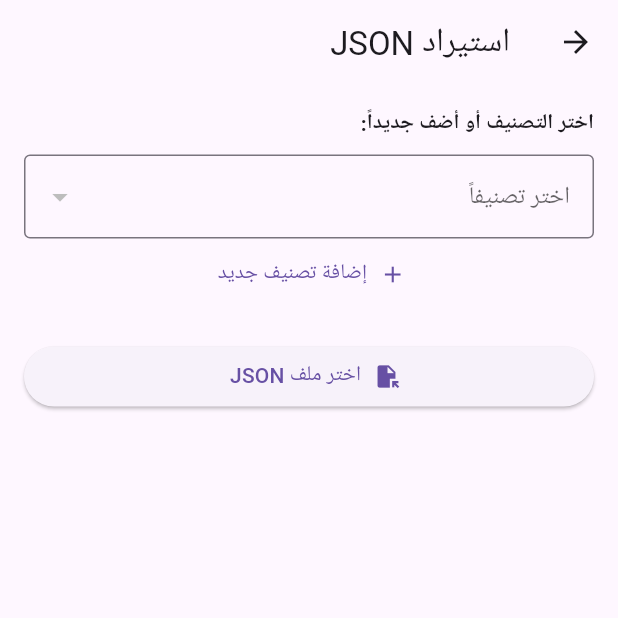
After one commit to palguy/My-Memory, a Flutter app: the screen it shows after launch, in the side drawer, after a tap on "استيراد ملف JSON", on a phone screen of 412 x 824 dp, the top half of it. The commit adds this screen. Run offline on Flutter 3.47's test engine with Material 3 defaults, Android fonts, the phone set to English and light mode, and no system bars; our stand-ins replace file_picker, google_sign_in, hive, hive_flutter, image_picker; missing offline and left inert: googleapis; accounts and stored records are empty.

Commit message:
6 commit add jason file

```diff
--- a/lib/pages/add_info_screen.dart
+++ b/lib/pages/add_info_screen.dart
@@ -69,7 +69,10 @@ class _AddInfoScreenState extends State<AddInfoScreen> {
             ),
             content: TextField(
               controller: newCategoryController,
-              decoration: const InputDecoration(hintText: 'اسم التصنيف'),
+              decoration: const InputDecoration(
+                hintText: 'اسم التصنيف',
+                hintTextDirection: TextDirection.rtl,
+              ),
               textDirection: TextDirection.rtl,
             ),
             actions: [
--- a/lib/pages/home_screen.dart
+++ b/lib/pages/home_screen.dart
@@ -1,6 +1,7 @@
 import 'package:flutter/material.dart';
 import 'package:my_memory/models/backup_to_drive.dart';
 import 'package:my_memory/models/restore_from_drive.dart';
+import 'package:my_memory/pages/import_json_screen.dart';
 
 class HomeScreen extends StatelessWidget {
   const HomeScreen({super.key});
@@ -41,11 +42,15 @@ class HomeScreen extends StatelessWidget {
         child: Column(
           children: [
             DrawerHeader(
-              child: Image.asset(
-                'lib/images/my_memory_nav.png',
-                fit: BoxFit.cover,
+              child: CircleAvatar(
+                radius: 100,
+                backgroundImage: AssetImage(
+                  'assets/images/my_memory.png',
+                  //fit: BoxFit.cover,
+                ),
               ),
             ),
+            SizedBox(height: 25),
             ListTile(
               leading: const Icon(Icons.home, color: Colors.white),
               title: const Text(
@@ -57,7 +62,7 @@ class HomeScreen extends StatelessWidget {
             ListTile(
               leading: const Icon(Icons.backup, color: Colors.white),
               title: const Text(
-                'نسخة احتياطية على Drive',
+                'نسخة احتياطية Drive',
                 style: TextStyle(color: Colors.white),
               ),
               onTap: () async {
@@ -90,6 +95,22 @@ class HomeScreen extends StatelessWidget {
                 }
               },
             ),
+
+            ListTile(
+              leading: const Icon(Icons.file_upload, color: Colors.white),
+              title: const Text(
+                'استيراد ملف JSON',
+                style: TextStyle(color: Colors.white),
+              ),
+              onTap: () {
+                Navigator.push(
+                  context,
+                  MaterialPageRoute(
+                    builder: (context) => const ImportJsonScreen(),
+                  ),
+                );
+              },
+            ),
             const Spacer(),
             Padding(
               padding: const EdgeInsets.only(left: 25, bottom: 25),
--- /dev/null
+++ b/lib/pages/import_json_screen.dart
@@ -0,0 +1,182 @@
+import 'dart:convert';
+import 'dart:io';
+
+import 'package:file_picker/file_picker.dart';
+import 'package:flutter/material.dart';
+import 'package:hive/hive.dart';
+import 'package:my_memory/pages/preview_import_screen.dart';
+
+import '../models/memory_item.dart';
+
+class ImportJsonScreen extends StatefulWidget {
+  const ImportJsonScreen({super.key});
+
+  @override
+  State<ImportJsonScreen> createState() => _ImportJsonScreenState();
+}
+
+class _ImportJsonScreenState extends State<ImportJsonScreen> {
+  List<Map<String, dynamic>> _tempItems = [];
+  String? _selectedCategory;
+  final TextEditingController _newCategoryController = TextEditingController();
+  bool _isAddingNewCategory = false;
+
+  List<String> _getExistingCategories() {
+    final box = Hive.box<MemoryItem>('memoryBox');
+    return box.values.map((e) => e.category).toSet().toList();
+  }
+
+  void _pickJsonFile() async {
+    final picked = await FilePicker.platform.pickFiles(
+      type: FileType.custom,
+      allowedExtensions: ['json'],
+    );
+    if (picked != null && picked.files.single.path != null) {
+      final file = File(picked.files.single.path!);
+      final content = await file.readAsString();
+      try {
+        final jsonData = jsonDecode(content);
+        if (jsonData is List) {
+          setState(() {
+            _tempItems = jsonData.cast<Map<String, dynamic>>();
+          });
+        } else {
+          ScaffoldMessenger.of(context).showSnackBar(
+            const SnackBar(
+              content: Text('ملف JSON غير صالح: يجب أن يكون قائمة.'),
+            ),
+          );
+        }
+      } catch (e) {
+        ScaffoldMessenger.of(
+          context,
+        ).showSnackBar(SnackBar(content: Text('خطأ في تحليل JSON: $e')));
+      }
+    }
+  }
+
+  void _goToPreview() async {
+    // Make this async
+    final category =
+        _isAddingNewCategory
+            ? _newCategoryController.text.trim()
+            : _selectedCategory;
+
+    if (category == null || category.isEmpty) {
+      ScaffoldMessenger.of(context).showSnackBar(
+        const SnackBar(content: Text('يرجى إدخال أو اختيار التصنيف')),
+      );
+      return;
+    }
+
+    // Await the result from PreviewImportScreen
+    final importedItems = await Navigator.push(
+      context,
+      MaterialPageRoute(
+        builder:
+            (_) => PreviewImportScreen(items: _tempItems, category: category!),
+      ),
+    );
+
+    // After returning from PreviewImportScreen
+    if (importedItems != null && importedItems is List<MemoryItem>) {
+      // If you want to clear the previewed items after successful import, uncomment this:
+      // setState(() {
+      //   _tempItems = [];
+      //   _selectedCategory = null;
+      //   _newCategoryController.clear();
+      //   _isAddingNewCategory = false;
+      // });
+
+      // Or, if you want to update _tempItems with the local paths for some reason:
+      // This part is mostly for demonstration; typically you'd navigate away or
+      // clear the preview state after a successful import.
+      // setState(() {
+      //   _tempItems = importedItems.map((item) => item.toJson()).toList(); // Convert MemoryItem back to Map if needed
+      // });
+    }
+  }
+
+  @override
+  Widget build(BuildContext context) {
+    final categories = _getExistingCategories();
+
+    return Directionality(
+      textDirection: TextDirection.rtl,
+      child: Scaffold(
+        appBar: AppBar(title: const Text('استيراد JSON')),
+        body: Padding(
+          padding: const EdgeInsets.all(16),
+          child: Column(
+            crossAxisAlignment: CrossAxisAlignment.stretch,
+            children: [
+              const Text(
+                'اختر التصنيف أو أضف جديداً:',
+                style: TextStyle(fontWeight: FontWeight.bold),
+              ),
+              const SizedBox(height: 10),
+              if (!_isAddingNewCategory)
+                DropdownButtonFormField<String>(
+                  decoration: const InputDecoration(
+                    border: OutlineInputBorder(),
+                  ),
+                  value: _selectedCategory,
+                  hint: const Text('اختر تصنيفاً'),
+                  items:
+                      categories.map((cat) {
+                        return DropdownMenuItem(value: cat, child: Text(cat));
+                      }).toList(),
+                  onChanged: (value) {
+                    setState(() {
+                      _selectedCategory = value;
+                    });
+                  },
+                ),
+              if (_isAddingNewCategory)
+                TextField(
+                  controller: _newCategoryController,
+                  decoration: const InputDecoration(
+                    labelText: 'اسم التصنيف الجديد',
+                    border: OutlineInputBorder(),
+                  ),
+                ),
+              TextButton.icon(
+                icon: Icon(
+                  _isAddingNewCategory ? Icons.arrow_drop_down : Icons.add,
+                ),
+                label: Text(
+                  _isAddingNewCategory
+                      ? 'اختر من التصنيفات'
+                      : 'إضافة تصنيف جديد',
+                ),
+                onPressed: () {
+                  setState(() {
+                    _isAddingNewCategory = !_isAddingNewCategory;
+                    if (!_isAddingNewCategory) {
+                      _newCategoryController.clear();
+                    } else {
+                      _selectedCategory = null;
+                    }
+                  });
+                },
+              ),
+              const SizedBox(height: 20),
+              ElevatedButton.icon(
+                icon: const Icon(Icons.file_open),
+                label: const Text('اختر ملف JSON'),
+                onPressed: _pickJsonFile,
+              ),
+              const SizedBox(height: 16),
+              if (_tempItems.isNotEmpty)
+                ElevatedButton.icon(
+                  icon: const Icon(Icons.preview),
+                  label: const Text('معاينة البيانات'),
+                  onPressed: _goToPreview,
+                ),
+            ],
+          ),
+        ),
+      ),
+    );
+  }
+}
--- a/pubspec.yaml
+++ b/pubspec.yaml
@@ -36,11 +36,13 @@ dependencies:
   cupertino_icons: ^1.0.8
   hive_flutter: ^1.1.0
   image_picker: ^1.1.2
+  file_picker: ^10.2.0
   hive_generator: ^2.0.1
   google_sign_in: ^6.2.1
   googleapis: ^11.4.0
   http: ^0.13.6
   path: ^1.9.0
+  uuid: ^4.5.1
 
 dev_dependencies:
   path_provider: ^2.1.5
@@ -68,7 +70,7 @@ flutter:
 
   # To add assets to your application, add an assets section, like this:
   assets:
-    - lib/images/
+    - assets/images/
   #   - images/a_dot_ham.jpeg
 
   # An image asset can refer to one or more resolution-specific "variants", see
```
Also changed, not shown: lib/pages/preview_import_screen.dart (added, +194 -0 lines), lib/pages/quiz_screen.dart (+10 -10 lines), lib/pages/view_saved_info_screen.dart (+77 -11 lines), assets/images/my_memory.png (renamed from lib/images/my_memory.png), assets/images/my_memory_nav.png (renamed from lib/images/my_memory_nav.png), pubspec.lock, 2 other files.
